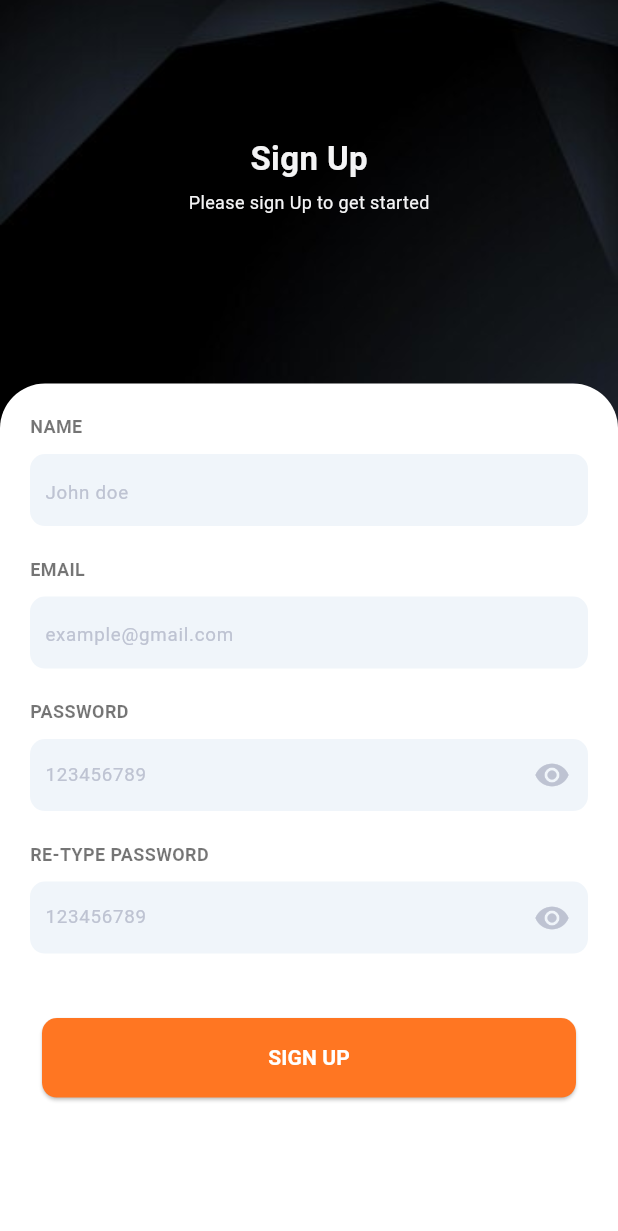
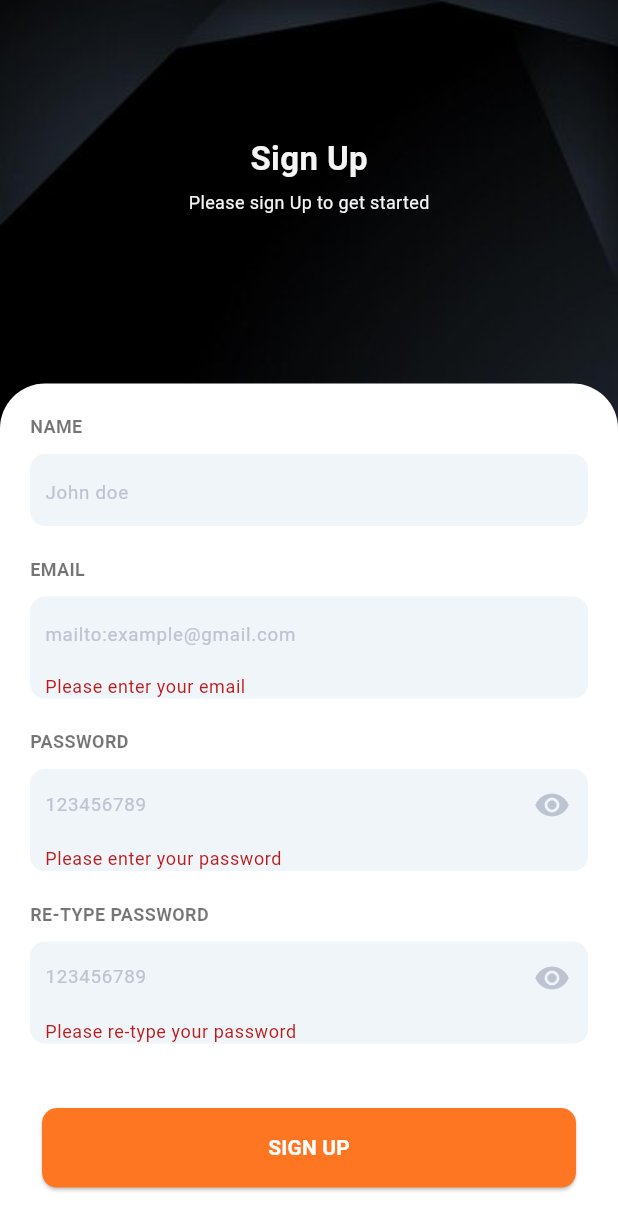
Before and after one commit to alkas930/food_application, a Flutter app: the screen it shows after launch, after a tap on "SIGN UP", on a phone screen of 412 x 824 dp. Shown: the top 1231 px of the screen. Run offline on Flutter 3.47's test engine with Material 3 defaults, Android fonts, the phone set to English and light mode, and no system bars; our stand-ins replace firebase_auth, firebase_core, pinput; accounts and stored records are empty.

```diff
--- a/lib/main.dart
+++ b/lib/main.dart
@@ -1,8 +1,13 @@
+import 'package:firebase_core/firebase_core.dart';
 import 'package:flutter/material.dart';
+import 'package:food_application/view/forgotPassword.dart';
 import 'package:food_application/view/login.dart';
 import 'package:food_application/view/signUp.dart';
+import 'package:food_application/view/verification.dart';
 
-void main() {
+void main() async {
+  WidgetsFlutterBinding.ensureInitialized();
+  await Firebase.initializeApp();
   runApp(const MyApp());
 }
 
--- a/lib/view/logIn.dart
+++ b/lib/view/logIn.dart
@@ -14,6 +14,7 @@ class _LoginState extends State<Login> {
     bool ischecked = false;
     return SafeArea(
       child: Scaffold(
+        resizeToAvoidBottomInset: false,
         body: Stack(
           children: [
             // Background Image
--- a/lib/view/signUp.dart
+++ b/lib/view/signUp.dart
@@ -1,3 +1,4 @@
+import 'package:firebase_auth/firebase_auth.dart';
 import 'package:flutter/material.dart';
 
 class Signup extends StatefulWidget {
@@ -8,12 +9,50 @@ class Signup extends StatefulWidget {
 }
 
 class _SignupState extends State<Signup> {
+  final _formKey = GlobalKey<FormState>();
+  final _emailController = TextEditingController();
+  final _passwordController = TextEditingController();
+  final _retypePasswordController = TextEditingController();
+  bool _isObscurePassword = true;
+  bool _isObscureReTypePassword = true;
+
+  void _togglePasswordVisibility() {
+    setState(() {
+      _isObscurePassword = !_isObscurePassword;
+    });
+  }
+
+  void _toggleReTypePasswordVisibility() {
+    setState(() {
+      _isObscureReTypePassword = !_isObscureReTypePassword;
+    });
+  }
+
+  Future<void> _signup() async {
+    if (_formKey.currentState?.validate() ?? false) {
+      try {
+        await FirebaseAuth.instance.createUserWithEmailAndPassword(
+          email: _emailController.text.trim(),
+          password: _passwordController.text.trim(),
+        );
+        ScaffoldMessenger.of(context).showSnackBar(
+          const SnackBar(content: Text('Sign Up Successful!')),
+        );
+      } catch (e) {
+        ScaffoldMessenger.of(context).showSnackBar(
+          SnackBar(content: Text('Error: ${e.toString()}')),
+        );
+      }
+    }
+  }
+
   @override
   Widget build(BuildContext context) {
     Size size = MediaQuery.of(context).size;
-    bool ischecked = false;
+
     return SafeArea(
       child: Scaffold(
+        resizeToAvoidBottomInset: false,
         body: Stack(
           children: [
             // Background Image
@@ -25,8 +64,7 @@ class _SignupState extends State<Signup> {
                 fit: BoxFit.cover,
               ),
             ),
-
-            const Column(
+            Column(
               children: [
                 Padding(
                   padding: EdgeInsets.only(top: 90),
@@ -41,9 +79,7 @@ class _SignupState extends State<Signup> {
                     ),
                   ),
                 ),
-                SizedBox(
-                  height: 5,
-                ),
+                SizedBox(height: 5),
                 Center(
                   child: Text(
                     "Please sign Up to get started",
@@ -51,9 +87,6 @@ class _SignupState extends State<Signup> {
                   ),
                 ),
                 Spacer(),
-              ],
-            ),
-
                 Align(
                   alignment: Alignment.bottomCenter,
                   child: Container(
@@ -68,6 +101,8 @@ class _SignupState extends State<Signup> {
                     ),
                     child: Padding(
                       padding: const EdgeInsets.all(20.0),
+                      child: Form(
+                        key: _formKey,
                         child: Column(
                           crossAxisAlignment: CrossAxisAlignment.start,
                           children: [
@@ -76,133 +111,176 @@ class _SignupState extends State<Signup> {
                               style: TextStyle(
                                 color: Colors.black54,
                                 fontSize: 12,
-                            fontWeight: FontWeight.bold),
+                                fontWeight: FontWeight.bold,
                               ),
-                      const SizedBox(
-                        height: 10,
                             ),
+                            const SizedBox(height: 10),
                             Container(
                               decoration: BoxDecoration(
                                 color: const Color(0xfff0f5fa),
-                            borderRadius: BorderRadius.circular(10)),
+                                borderRadius: BorderRadius.circular(10),
+                              ),
                               child: TextFormField(
                                 decoration: const InputDecoration(
                                   hintText: "John doe",
                                   hintStyle: TextStyle(
-                                  color: Color(0xffbec3d2), fontSize: 12.5),
+                                    color: Color(0xffbec3d2),
+                                    fontSize: 12.5,
+                                  ),
                                   border: InputBorder.none,
-                              contentPadding: EdgeInsets.all(10)),
+                                  contentPadding: EdgeInsets.all(10),
                                 ),
                               ),
-                      const SizedBox(
-                        height: 20,
                             ),
+                            const SizedBox(height: 20),
                             const Text(
                               "EMAIL",
                               style: TextStyle(
                                 color: Colors.black54,
                                 fontSize: 12,
-                            fontWeight: FontWeight.bold),
+                                fontWeight: FontWeight.bold,
                               ),
-                      const SizedBox(
-                        height: 10,
                             ),
+                            const SizedBox(height: 10),
                             Container(
                               decoration: BoxDecoration(
                                 color: const Color(0xfff0f5fa),
-                            borderRadius: BorderRadius.circular(10)),
+                                borderRadius: BorderRadius.circular(10),
+                              ),
                               child: TextFormField(
+                                controller: _emailController,
+                                keyboardType: TextInputType.emailAddress,
+                                validator: (value) {
+                                  if (value == null || value.isEmpty) {
+                                    return 'Please enter your email';
+                                  } else if (!RegExp(
+                                          r"^[a-zA-Z0-9._%+-]+@[a-zA-Z0-9.-]+\.[a-zA-Z]{2,}$")
+                                      .hasMatch(value)) {
+                                    return 'Please enter a valid email address';
+                                  }
+                                  return null;
+                                },
                                 decoration: const InputDecoration(
-                              hintText: "example@gmail.com",
+                                  hintText: "mailto:example@gmail.com",
                                   hintStyle: TextStyle(
-                                  color: Color(0xffbec3d2), fontSize: 12.5),
+                                    color: Color(0xffbec3d2),
+                                    fontSize: 12.5,
+                                  ),
                                   border: InputBorder.none,
-                              contentPadding: EdgeInsets.all(10)),
-                          keyboardType: TextInputType.emailAddress,
+                                  contentPadding: EdgeInsets.all(10),
                                 ),
                               ),
-                      const SizedBox(
-                        height: 20,
                             ),
+                            const SizedBox(height: 20),
                             const Text(
                               "PASSWORD",
                               style: TextStyle(
                                 color: Colors.black54,
                                 fontSize: 12,
-                            fontWeight: FontWeight.bold),
+                                fontWeight: FontWeight.bold,
                               ),
-                      const SizedBox(
-                        height: 10,
                             ),
+                            const SizedBox(height: 10),
                             Container(
                               decoration: BoxDecoration(
                                 color: const Color(0xfff0f5fa),
-                            borderRadius: BorderRadius.circular(10)),
+                                borderRadius: BorderRadius.circular(10),
+                              ),
                               child: TextFormField(
+                                controller: _passwordController,
+                                obscureText: _isObscurePassword,
                                 decoration: InputDecoration(
                                   hintText: "123456789",
                                   hintStyle: const TextStyle(
-                                  color: Color(0xffbec3d2), fontSize: 12.5),
+                                    color: Color(0xffbec3d2),
+                                    fontSize: 12.5,
+                                  ),
                                   border: InputBorder.none,
                                   contentPadding: const EdgeInsets.all(10),
                                   suffixIcon: IconButton(
-                                onPressed: () {},
-                                icon: const Icon(Icons.visibility),
+                                    onPressed: _togglePasswordVisibility,
+                                    icon: Icon(
+                                      _isObscurePassword
+                                          ? Icons.visibility
+                                          : Icons.visibility_off,
                                       color: const Color(0xffbec3d2),
-                              )),
-                          keyboardType: TextInputType.emailAddress,
                                     ),
                                   ),
-                      const SizedBox(
-                        height: 20,
                                 ),
+                                keyboardType: TextInputType.visiblePassword,
+                                validator: (value) {
+                                  if (value == null || value.isEmpty) {
+                                    return 'Please enter your password';
+                                  } else if (value.length < 6) {
+                                    return 'Password must be at least 6 characters long';
+                                  }
+                                  return null;
+                                },
+                              ),
+                            ),
+                            const SizedBox(height: 20),
                             const Text(
                               "RE-TYPE PASSWORD",
                               style: TextStyle(
                                 color: Colors.black54,
                                 fontSize: 12,
-                            fontWeight: FontWeight.bold),
+                                fontWeight: FontWeight.bold,
                               ),
-                      const SizedBox(
-                        height: 10,
                             ),
+                            const SizedBox(height: 10),
                             Container(
                               decoration: BoxDecoration(
                                 color: const Color(0xfff0f5fa),
-                            borderRadius: BorderRadius.circular(10)),
+                                borderRadius: BorderRadius.circular(10),
+                              ),
                               child: TextFormField(
+                                controller: _retypePasswordController,
+                                obscureText: _isObscureReTypePassword,
                                 decoration: InputDecoration(
                                   hintText: "123456789",
                                   hintStyle: const TextStyle(
-                                  color: Color(0xffbec3d2), fontSize: 12.5),
+                                    color: Color(0xffbec3d2),
+                                    fontSize: 12.5,
+                                  ),
                                   border: InputBorder.none,
                                   contentPadding: const EdgeInsets.all(10),
                                   suffixIcon: IconButton(
-                                onPressed: () {},
-                                icon: const Icon(Icons.visibility),
+                                    onPressed: _toggleReTypePasswordVisibility,
+                                    icon: Icon(
+                                      _isObscureReTypePassword
+                                          ? Icons.visibility
+                                          : Icons.visibility_off,
                                       color: const Color(0xffbec3d2),
-                              )),
-                          keyboardType: TextInputType.emailAddress,
                                     ),
                                   ),
-                      SizedBox(
-                        height: 35,
                                 ),
+                                keyboardType: TextInputType.visiblePassword,
+                                validator: (value) {
+                                  if (value == null || value.isEmpty) {
+                                    return 'Please re-type your password';
+                                  } else if (value !=
+                                      _passwordController.text) {
+                                    return 'Passwords do not match';
+                                  }
+                                  return null;
+                                },
+                              ),
+                            ),
+                            SizedBox(height: 35),
                             Padding(
                               padding: const EdgeInsets.all(8.0),
                               child: Container(
                                 width: size.width,
                                 height: 53,
                                 child: ElevatedButton(
-                            onPressed: () {
-                              print('Button pressed!');
-                            },
+                                  onPressed: _signup,
                                   child: const Text(
                                     'SIGN UP',
                                     style: TextStyle(
                                       color: Colors.white,
                                       fontSize: 14,
-                                  fontWeight: FontWeight.bold),
+                                      fontWeight: FontWeight.bold,
+                                    ),
                                   ),
                                   style: ElevatedButton.styleFrom(
                                     backgroundColor: const Color(0xffff7622),
@@ -213,13 +291,14 @@ class _SignupState extends State<Signup> {
                                 ),
                               ),
                             ),
-                      const SizedBox(
-                        height: 25,
-                      ),
+                            const SizedBox(height: 25),
                           ],
                         ),
                       ),
                     ),
+                  ),
+                ),
+              ],
             ),
           ],
         ),
--- a/pubspec.yaml
+++ b/pubspec.yaml
@@ -35,6 +35,9 @@ dependencies:
   # The following adds the Cupertino Icons font to your application.
   # Use with the CupertinoIcons class for iOS style icons.
   cupertino_icons: ^1.0.8
+  pinput: ^5.0.0
+  firebase_auth: ^5.1.4
+  firebase_core: ^3.3.0
 
 dev_dependencies:
   flutter_test:
```
Also changed, not shown: lib/view/forgotPassword.dart (added, +139 -0 lines), lib/view/verification.dart (added, +171 -0 lines), pubspec.lock, 4 other files. Lines whose indentation alone changed are shown as unchanged.
